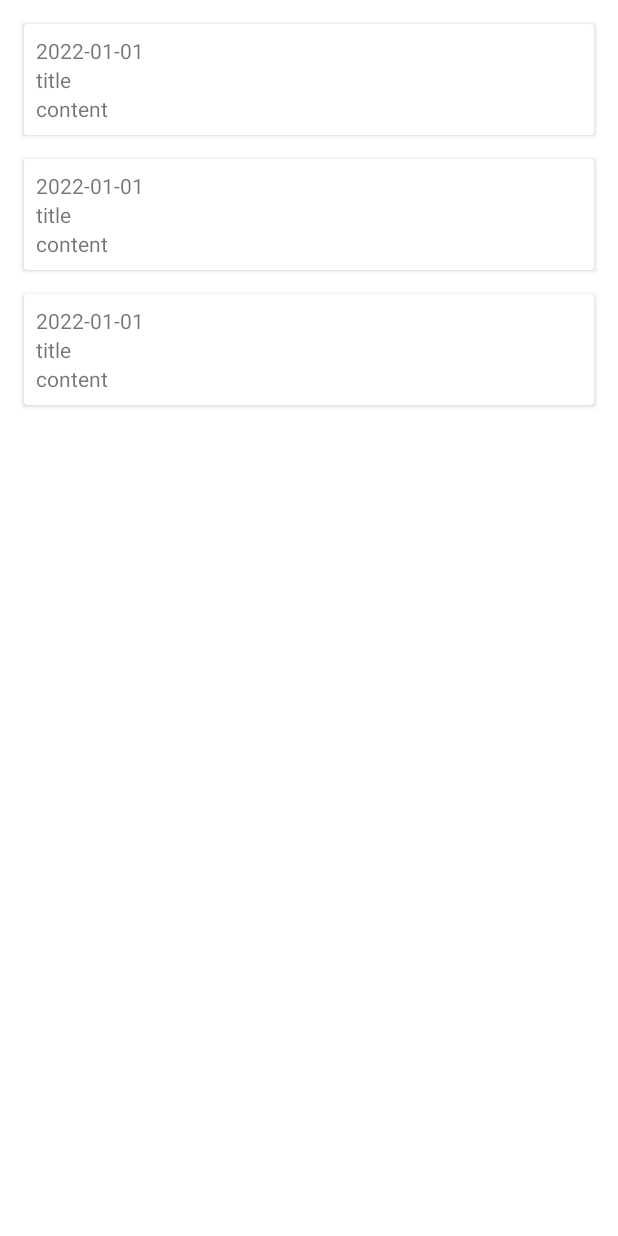
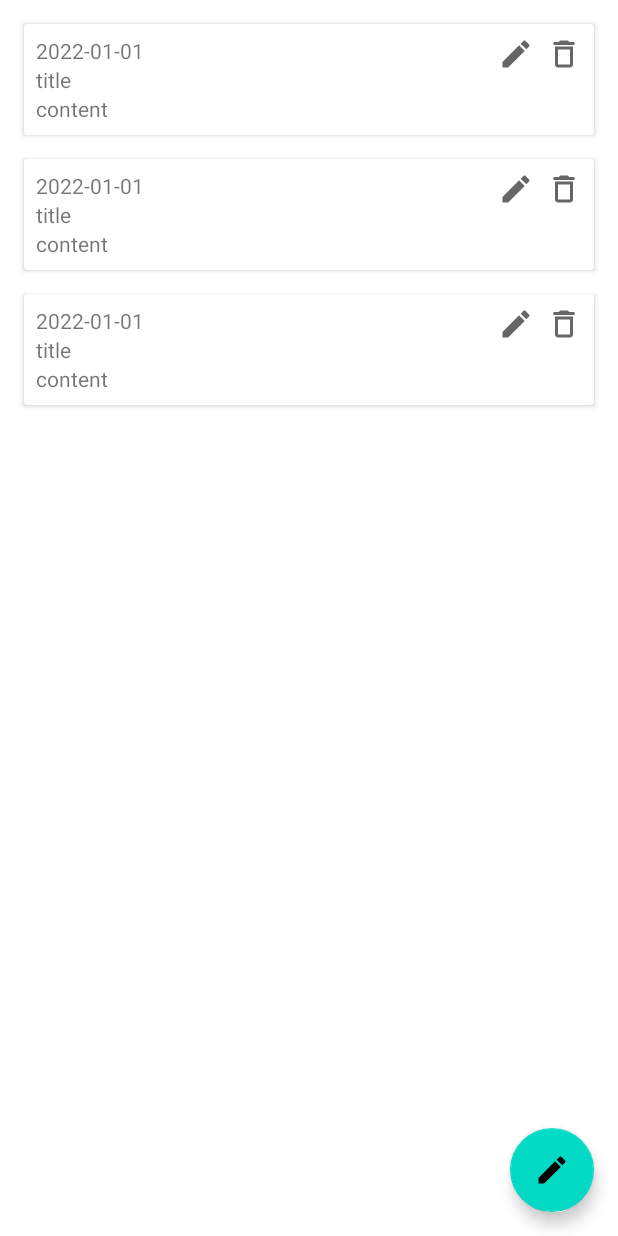
Before and after one commit to EmilyCh0/Project-Note, an Android app: the layout fragment_main.xml on its own in the app's theme, with its tools: preview values and no code run, on a phone screen of 412 x 824 dp. Run offline under Robolectric (Android 15) with nearby library versions, the phone set to English and light mode, and no system bars.

Commit message:
create edit fragment

```diff
--- a/Client/app/src/main/java/com/example/note/NoteDataSource.kt
+++ b/Client/app/src/main/java/com/example/note/NoteDataSource.kt
@@ -25,7 +25,7 @@ class NoteDataSource(private val api: RetrofitService): PagingSource<Int, Note>(
             LoadResult.Page(
                 data = response,
                 prevKey = null,
-                nextKey = nextPageNumber + 1
+                nextKey = if(response.count()==0) null else nextPageNumber + 1
             )
         } catch (e: Exception){
             LoadResult.Error(e)
--- a/Client/app/src/main/java/com/example/note/RetrofitService.kt
+++ b/Client/app/src/main/java/com/example/note/RetrofitService.kt
@@ -19,6 +19,9 @@ interface RetrofitService {
         @Query("end") end: String
     ): List<Note>
 
+    @POST()
+    suspend fun insertNote(@Body note: Note)
+
     companion object {
         var retrofitService: RetrofitService? = null
         fun getInstance() : RetrofitService{
--- /dev/null
+++ b/Client/app/src/main/res/drawable/ic_baseline_delete_outline_24.xml
@@ -0,0 +1,10 @@
+<vector xmlns:android="http://schemas.android.com/apk/res/android"
+    android:width="24dp"
+    android:height="24dp"
+    android:viewportWidth="24"
+    android:viewportHeight="24"
+    android:tint="?attr/colorControlNormal">
+  <path
+      android:fillColor="@android:color/white"
+      android:pathData="M6,19c0,1.1 0.9,2 2,2h8c1.1,0 2,-0.9 2,-2L18,7L6,7v12zM8,9h8v10L8,19L8,9zM15.5,4l-1,-1h-5l-1,1L5,4v2h14L19,4z"/>
+</vector>
--- /dev/null
+++ b/Client/app/src/main/res/drawable/ic_baseline_edit_24.xml
@@ -0,0 +1,10 @@
+<vector xmlns:android="http://schemas.android.com/apk/res/android"
+    android:width="24dp"
+    android:height="24dp"
+    android:viewportWidth="24"
+    android:viewportHeight="24"
+    android:tint="?attr/colorControlNormal">
+  <path
+      android:fillColor="@android:color/white"
+      android:pathData="M3,17.25V21h3.75L17.81,9.94l-3.75,-3.75L3,17.25zM20.71,7.04c0.39,-0.39 0.39,-1.02 0,-1.41l-2.34,-2.34c-0.39,-0.39 -1.02,-0.39 -1.41,0l-1.83,1.83 3.75,3.75 1.83,-1.83z"/>
+</vector>
--- a/Client/app/src/main/res/layout/fragment_main.xml
+++ b/Client/app/src/main/res/layout/fragment_main.xml
@@ -18,6 +18,15 @@
             android:layout_width="match_parent"
             android:layout_height="match_parent"
             tools:listitem="@layout/note_view" />
+
+        <com.google.android.material.floatingactionbutton.FloatingActionButton
+            android:id="@+id/new_fab"
+            android:layout_width="wrap_content"
+            android:layout_height="wrap_content"
+            android:layout_alignParentEnd="true"
+            android:layout_alignParentBottom="true"
+            android:src="@drawable/ic_baseline_edit_24"
+            android:layout_margin="16dp"/>
     </RelativeLayout>
 
 </layout>
--- a/Client/app/src/main/res/layout/note_view.xml
+++ b/Client/app/src/main/res/layout/note_view.xml
@@ -5,7 +5,7 @@
     android:layout_height="wrap_content"
     android:layout_marginHorizontal="16dp"
     android:layout_marginTop="16dp">
-    <LinearLayout
+    <RelativeLayout
         android:layout_width="match_parent"
         android:layout_height="match_parent"
         android:padding="8dp"
@@ -14,18 +14,35 @@
             android:id="@+id/date_tv"
             android:layout_width="wrap_content"
             android:layout_height="wrap_content"
+            android:layout_alignParentTop="true"
             tools:text="2022-01-01"/>
         <TextView
             android:id="@+id/title_tv"
             android:layout_width="wrap_content"
             android:layout_height="wrap_content"
+            android:layout_below="@+id/date_tv"
             tools:text="title"/>
         <TextView
             android:id="@+id/content_tv"
             android:layout_width="wrap_content"
             android:layout_height="wrap_content"
+            android:layout_below="@+id/title_tv"
             tools:text="content"/>
-    </LinearLayout>
+        <ImageView
+            android:id="@+id/delete_iv"
+            android:layout_width="wrap_content"
+            android:layout_height="wrap_content"
+            android:layout_marginLeft="8dp"
+            android:layout_alignParentEnd="true"
+            android:src="@drawable/ic_baseline_delete_outline_24"/>
+        <ImageView
+            android:id="@+id/edit_iv"
+            android:layout_width="wrap_content"
+            android:layout_height="wrap_content"
+            android:layout_toLeftOf="@+id/delete_iv"
+            android:src="@drawable/ic_baseline_edit_24" />
+
+    </RelativeLayout>
 
 
 </androidx.cardview.widget.CardView>
```
Also changed, not shown: Client/app/src/main/java/com/example/note/EditFragment.kt (added, +37 -0 lines), Client/app/src/main/java/com/example/note/MainFragment.kt (+10 -0 lines), Client/app/src/main/java/com/example/note/NoteAdapter.kt (+8 -0 lines), Client/app/src/main/java/com/example/note/data/Note.kt (+5 -5 lines), Client/app/src/main/res/layout/fragment_edit.xml (added, +18 -0 lines), Client/app/src/main/res/navigation/nav_graph.xml (+10 -1 lines).
